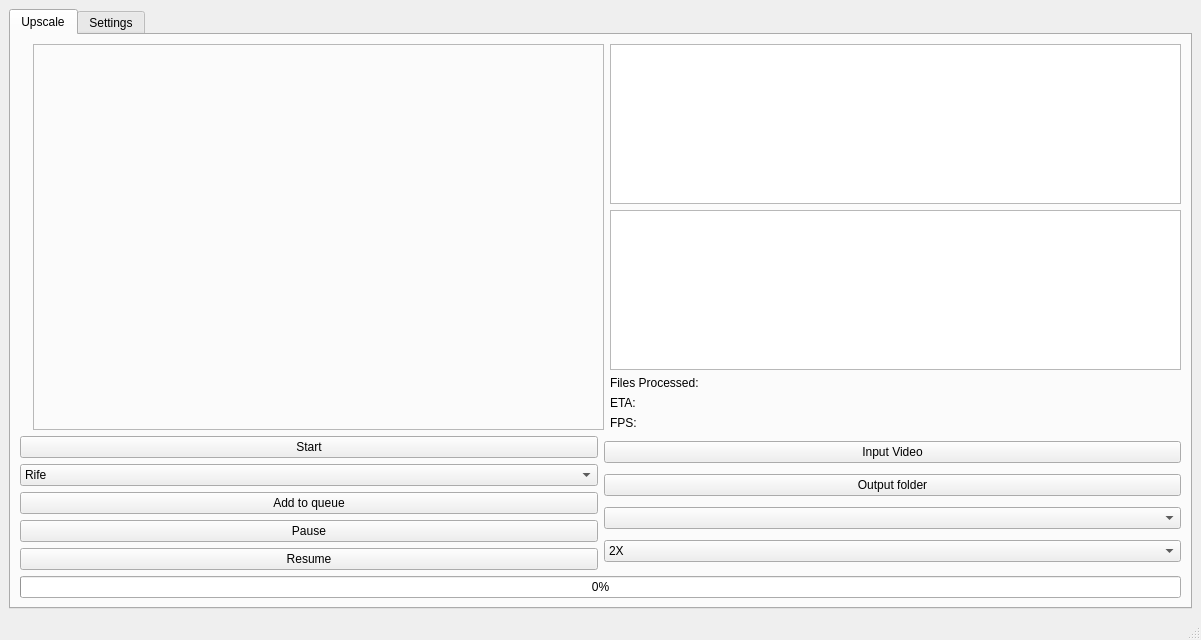
Before: the Qt Designer form mainwindow.ui in TNTwise/REAL-Video-Enhancer, drawn with Qt 5.
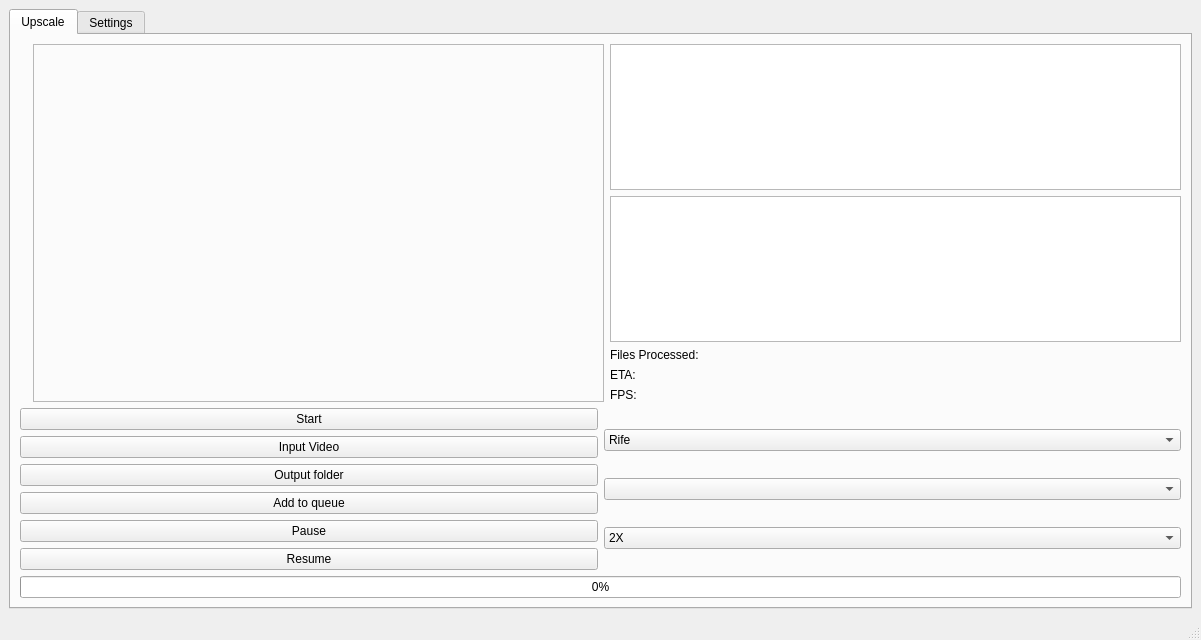
After: the same form once the commit is applied. Icons and pictures are not drawn.

What changed in the file:
```diff
--- a/mainwindow.ui
+++ b/mainwindow.ui
@@ -116,17 +116,17 @@
                </widget>
               </item>
               <item>
-               <widget class="QComboBox" name="AICombo">
-                <item>
+               <widget class="QPushButton" name="Input_video_rife">
                  <property name="text">
-                  <string>Rife</string>
-                 </property>
+                 <string>Input Video</string>
+                </property>
+               </widget>
                 </item>
                 <item>
+               <widget class="QPushButton" name="Output_folder_rife">
                  <property name="text">
-                  <string>RealESRGAN</string>
-                 </property>
-                </item>
+                 <string>Output folder</string>
+                </property>
                </widget>
               </item>
               <item>
@@ -155,17 +155,17 @@
             <item>
              <layout class="QVBoxLayout" name="verticalLayout_3">
               <item>
-               <widget class="QPushButton" name="Input_video_rife">
+               <widget class="QComboBox" name="AICombo">
+                <item>
                 <property name="text">
-                 <string>Input Video</string>
-                </property>
-               </widget>
+                  <string>Rife</string>
+                 </property>
               </item>
               <item>
-               <widget class="QPushButton" name="Output_folder_rife">
                 <property name="text">
-                 <string>Output folder</string>
-                </property>
+                  <string>RealESRGAN</string>
+                 </property>
+                </item>
                </widget>
               </item>
               <item>
```
Lines whose indentation alone changed are shown as unchanged.
